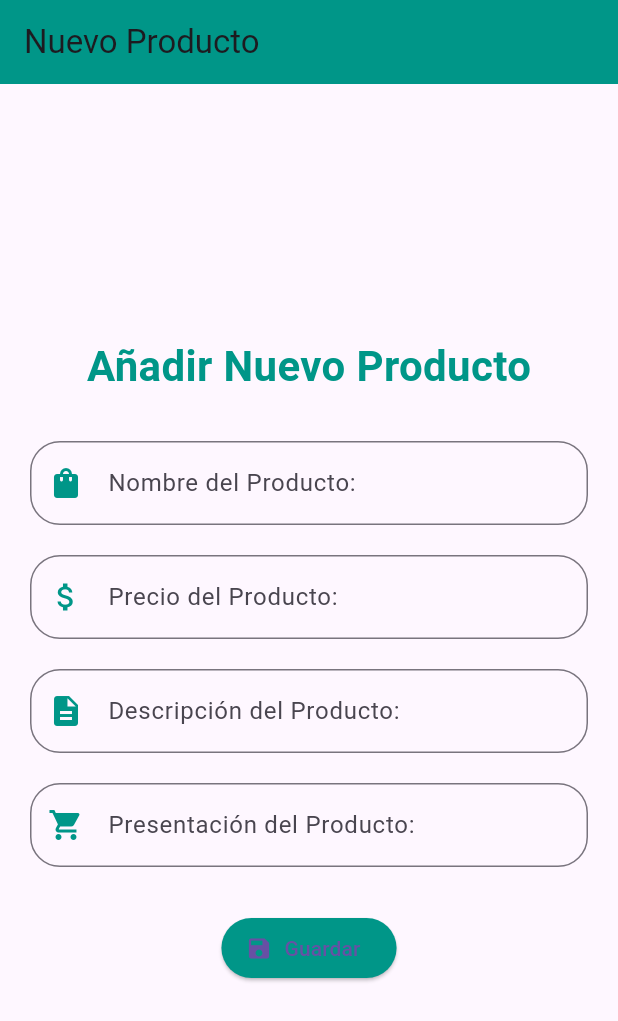
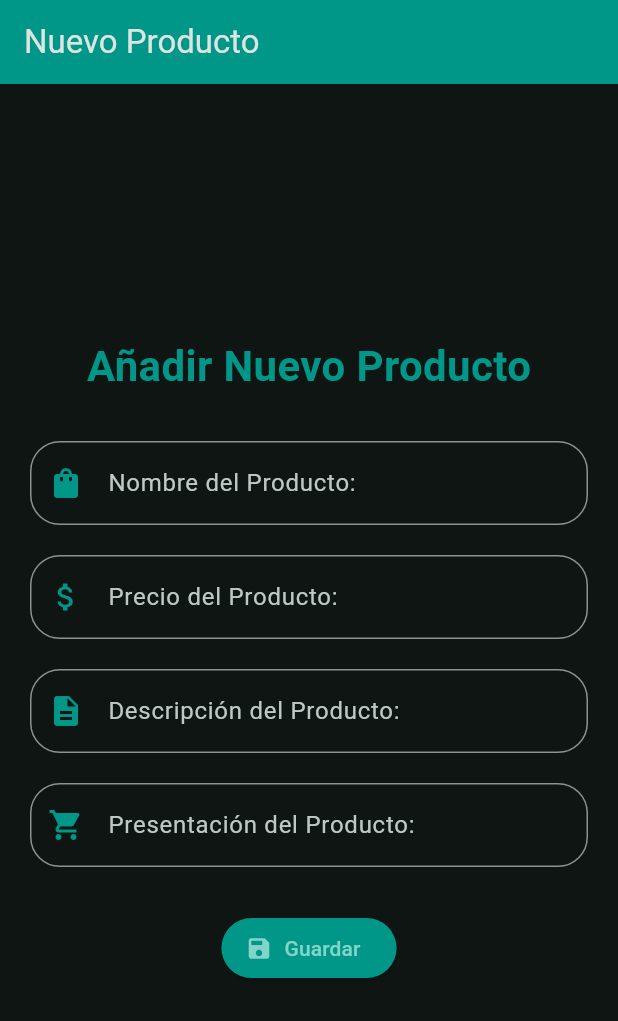
Before and after one commit to csparedes-pucesi/movil_pucetec_api, a Flutter app: the CreateProductPage screen opened by its route, on a phone screen of 412 x 824 dp. Shown: the top 1021 px of the screen. Run offline on Flutter 3.47's test engine with Material 3 defaults, Android fonts, the phone set to English and light mode, and no system bars; our stand-ins replace dio, flutter_riverpod, fluttertoast, go_router, shared_preferences; accounts and stored records are empty; network calls fail.

Commit message:
deber semana13

```diff
--- a/lib/main.dart
+++ b/lib/main.dart
@@ -1,28 +1,34 @@
 import 'dart:io';
-
 import 'package:flutter/material.dart';
 import 'package:flutter_riverpod/flutter_riverpod.dart';
 import 'package:movil_pucetec_api/config/shared_prefs.dart';
-
+import 'package:movil_pucetec_api/theme/app_theme.dart';
 import 'routes/app_routes.dart';
 
 void main() async {
   WidgetsFlutterBinding.ensureInitialized();
   await SharedPrefs.configPrefs();
   HttpOverrides.global = MyHttpOverrides();
-  runApp(const ProviderScope(child: MyApp()));
+  runApp(
+    const ProviderScope(
+      child: MyApp(),
+    ),
+  );
 }
 
 class MyApp extends ConsumerWidget {
-  const MyApp({super.key});
+  const MyApp({Key? key}) : super(key: key);
 
   @override
   Widget build(BuildContext context, WidgetRef ref) {
     final routerProv = ref.watch(routerProvider);
+
     return MaterialApp.router(
+      theme: AppTheme(selectedColor: 2).theme(),
       debugShowCheckedModeBanner: false,
       title: 'Flutter Demo',
       routerConfig: routerProv,
+      // theme: ThemeCustomData(),
     );
   }
 }
--- a/lib/pages/login_page.dart
+++ b/lib/pages/login_page.dart
@@ -20,6 +20,12 @@ class LoginPage extends ConsumerWidget {
         child: Column(
           mainAxisAlignment: MainAxisAlignment.center,
           children: [
+            Image.network(
+              'https://static.rfstat.com/logo-presets/2231/thumbnail_4ccda0cdfea4_1x.webp',
+              width: 200,
+              height: 200,
+              fit: BoxFit.cover,
+            ),
             const Text(
               'Welcome to the PUCETEC Shop!',
               style: TextStyle(fontSize: 24),
--- /dev/null
+++ b/lib/theme/app_theme.dart
@@ -0,0 +1,25 @@
+import 'package:flutter/material.dart';
+
+const Color _customColor = Color.fromARGB(255, 9, 168, 216);
+const List<Color> _colorTheme = [
+  _customColor,
+  Colors.blue,
+  Colors.teal,
+  Colors.green,
+  Colors.orange,
+  Colors.yellow,
+  Colors.pink,
+];
+
+class AppTheme {
+  final int selectedColor;
+
+  AppTheme({this.selectedColor = 0});
+  ThemeData theme() {
+    return ThemeData(
+      useMaterial3: true,
+      colorSchemeSeed: _colorTheme[selectedColor],
+      brightness: Brightness.dark,
+    );
+  }
+}
```
